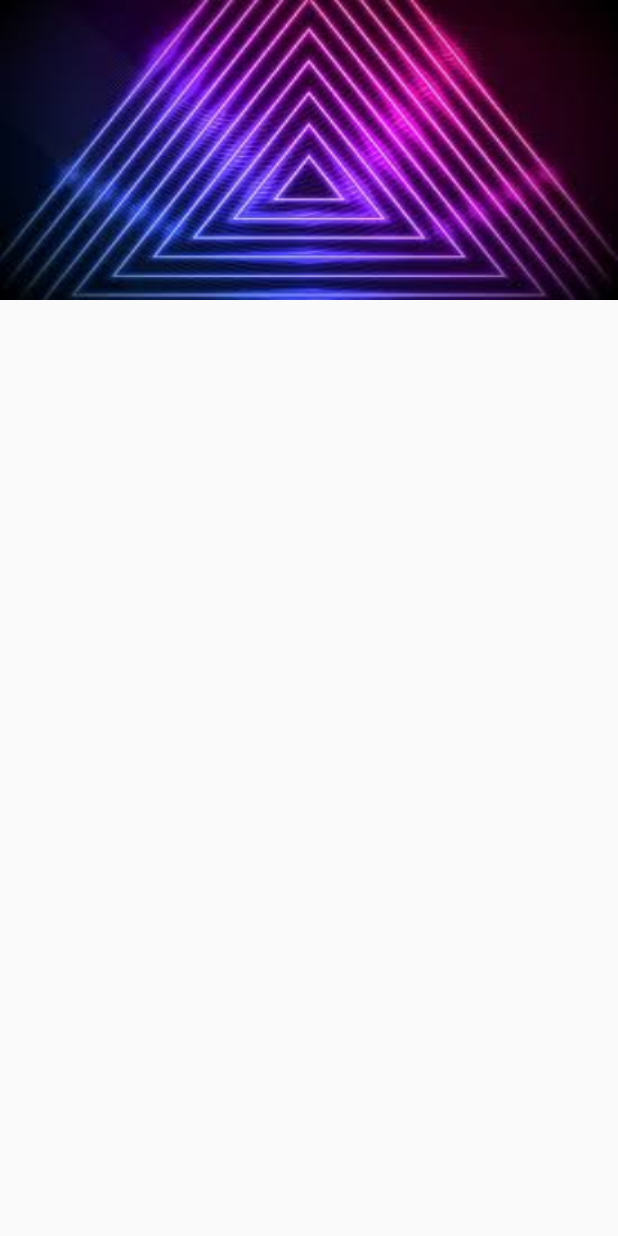
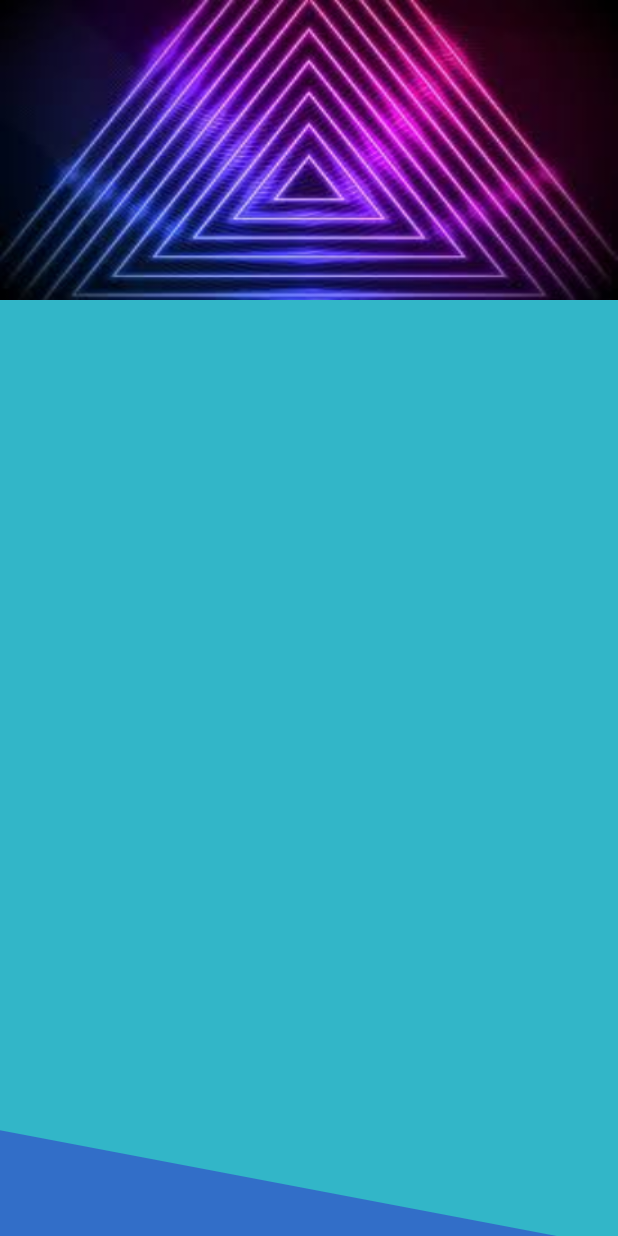
Before and after one commit to 2Noob1/Adhesive, an Android app: the MainActivity screen opened directly, with no data from a screen before it, on a phone screen of 412 x 824 dp. Run offline under Robolectric (Android 15) with nearby library versions, the light colour scheme and no system bars.

Commit message:
Added Login!

```diff
--- a/app/src/main/java/com/joaofabio/adhesive/LoginAction.java
+++ b/app/src/main/java/com/joaofabio/adhesive/LoginAction.java
@@ -172,7 +172,7 @@ public class LoginAction extends AppCompatActivity {
                     stringMap.add(Object.optString("AuthToken"));
                 }
                 Log.d("Array",stringMap.toString());
-                if (stringMap.get(2).toString().equalsIgnoreCase("200")){
+                if (stringMap.get(1).toString().equalsIgnoreCase("200")){
                     Result = "Login Done";
                     error = false;
                 }else{
--- a/app/src/main/java/com/joaofabio/adhesive/login.java
+++ b/app/src/main/java/com/joaofabio/adhesive/login.java
@@ -23,6 +23,7 @@ public class login extends AppCompatActivity {
             public void onClick(View v) {
                 ActivityTranslateTo = new Intent(getApplicationContext(),LoginAction.class);
                 startActivity(ActivityTranslateTo);
+                finishAfterTransition();
             }
         });
 
@@ -32,6 +33,7 @@ public class login extends AppCompatActivity {
             public void onClick(View v) {
                 ActivityTranslateTo = new Intent(getApplicationContext(),Register.class);
                 startActivity(ActivityTranslateTo);
+                finishAfterTransition();
             }
         });
 
--- a/app/src/main/res/layout/activity_main.xml
+++ b/app/src/main/res/layout/activity_main.xml
@@ -4,13 +4,18 @@
     xmlns:tools="http://schemas.android.com/tools"
     android:layout_width="match_parent"
     android:layout_height="match_parent"
-    tools:context=".MainActivity">
+    tools:context=".MainActivity"
+    android:background="@drawable/login_background">
 
-<ViewFlipper
-android:layout_width="match_parent"
-    android:layout_height="200dp"
-    android:layout_centerHorizontal="true"
-    android:id="@+id/v_flipper"/>
+    <ViewFlipper
+        android:id="@+id/v_flipper"
+        android:layout_width="match_parent"
+        android:layout_height="200dp"
+        android:layout_centerHorizontal="true"
+        app:layout_constraintEnd_toEndOf="parent"
+        app:layout_constraintHorizontal_bias="0.0"
+        app:layout_constraintStart_toStartOf="parent"
+        app:layout_constraintTop_toTopOf="parent" />
 
 
 </androidx.constraintlayout.widget.ConstraintLayout>
```
